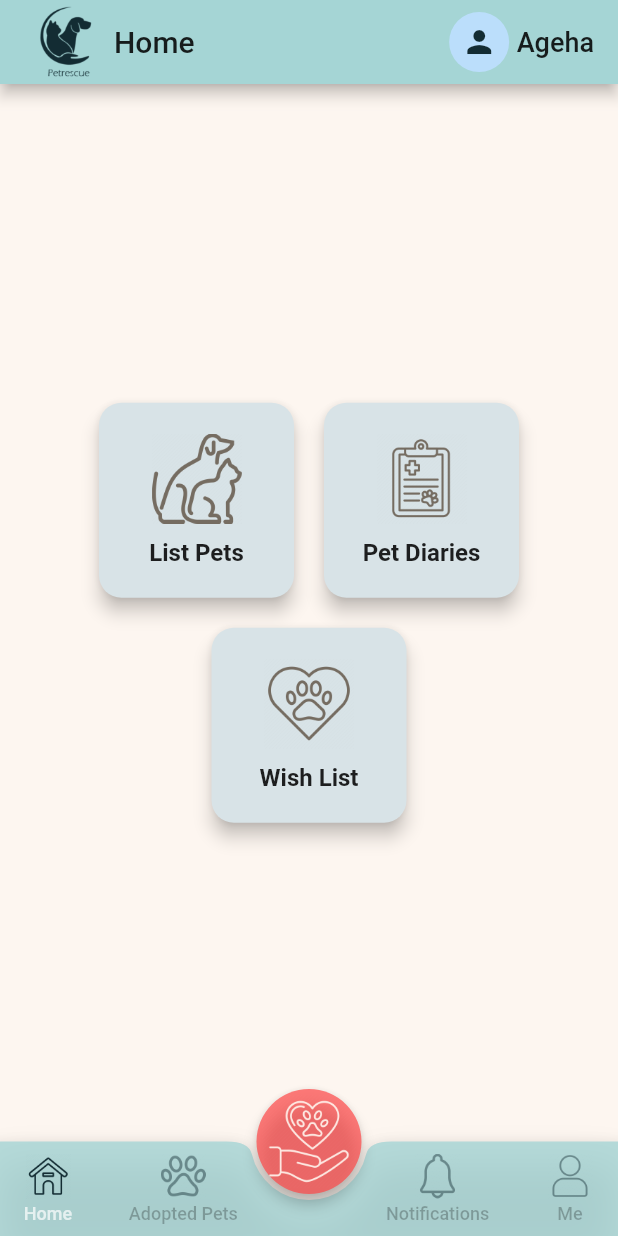
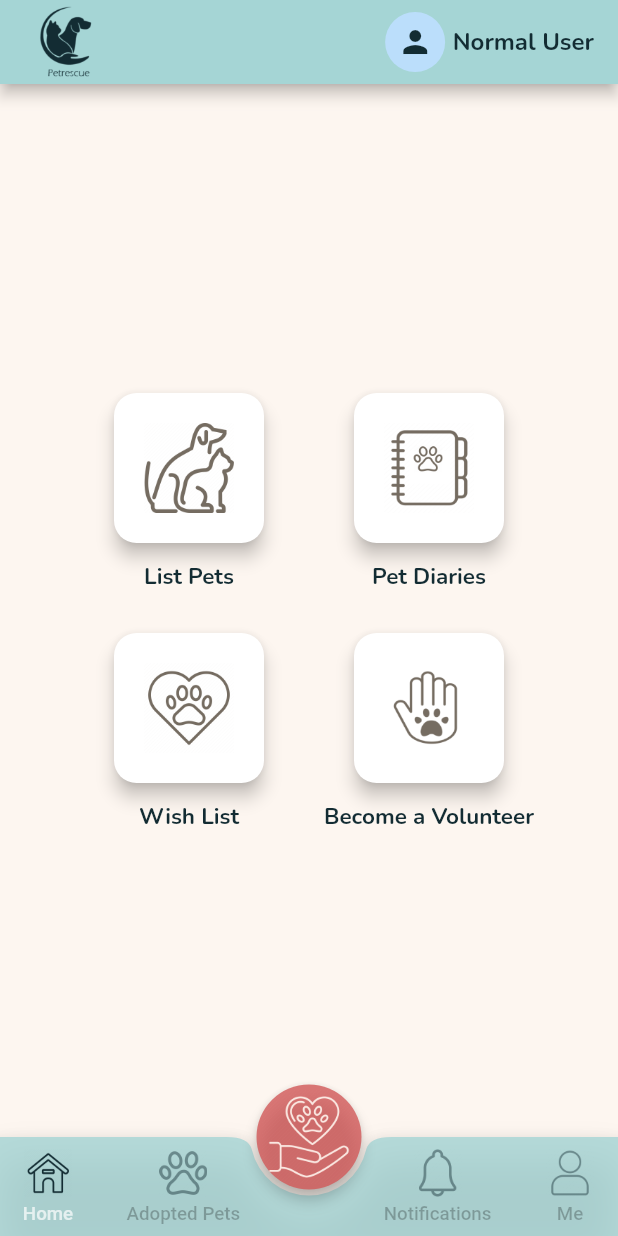
Before and after one commit to ageha-chou/pet-rescue, a Flutter app: the screen it shows after launch, on a phone screen of 412 x 824 dp. Run offline on Flutter 3.47's test engine with Material 2 defaults, Android fonts, the phone set to English and light mode, and no system bars.

Commit message:
add fonts, icons, and button

```diff
--- a/lib/main.dart
+++ b/lib/main.dart
@@ -1,9 +1,13 @@
 import 'package:flutter/material.dart';
+import 'package:flutter/services.dart';
 
 import './screens/tabs_screen.dart';
 
 void main() {
-  runApp(MyApp());
+  WidgetsFlutterBinding.ensureInitialized();
+  SystemChrome.setPreferredOrientations(
+          [DeviceOrientation.portraitUp, DeviceOrientation.portraitDown])
+      .then((_) => runApp(MyApp()));
 }
 
 class MyApp extends StatelessWidget {
@@ -16,9 +20,24 @@ class MyApp extends StatelessWidget {
         primaryColor: Color.fromRGBO(165, 213, 213, 1),
         accentColor: Color.fromRGBO(165, 213, 213, 0.8),
         backgroundColor: Color.fromRGBO(253, 246, 240, 1),
-        cardTheme: CardTheme(
-          color: Color.fromRGBO(216, 227, 231, 1),
+        appBarTheme: AppBarTheme(
+          textTheme: ThemeData.light().textTheme.copyWith(
+                headline6: TextStyle(
+                  fontFamily: 'Nunito',
+                  fontSize: 20,
+                  fontWeight: FontWeight.bold,
+                  color: Color.fromRGBO(19, 44, 51, 1),
+                ),
+              ),
         ),
+        textTheme: ThemeData.light().textTheme.copyWith(
+              headline6: TextStyle(
+                fontFamily: 'Nunito',
+                fontSize: 15,
+                fontWeight: FontWeight.bold,
+                color: Color.fromRGBO(19, 44, 51, 1),
+              ),
+            ),
       ),
       home: TabsScreen(),
     );
--- a/lib/screens/home_screen.dart
+++ b/lib/screens/home_screen.dart
@@ -1,6 +1,10 @@
 import 'package:flutter/material.dart';
 
 class HomeScreen extends StatelessWidget {
+  final bool isVolunteer;
+
+  HomeScreen(this.isVolunteer);
+
   Widget _buildCard({
     required String label,
     required String imageUrl,
@@ -10,6 +14,12 @@ class HomeScreen extends StatelessWidget {
     return Container(
       width: 150,
       height: 150,
+      margin: EdgeInsets.all(5),
+      child: Column(
+        children: <Widget>[
+          Container(
+            width: 120,
+            height: 120,
             child: Card(
               shape: RoundedRectangleBorder(
                 borderRadius: BorderRadius.circular(15),
@@ -18,24 +28,26 @@ class HomeScreen extends StatelessWidget {
               elevation: 5,
               // color: Color.fromRGBO(252, 216, 212, 1),
               // color: Theme.of(ctx).accentColor,
-        child: Column(
-          mainAxisAlignment: MainAxisAlignment.center,
-          children: [
-            Image.asset(
+              child: Padding(
+                padding: EdgeInsets.all(20),
+                child: Image.asset(
                   imageUrl,
                   height: 60,
                   color: Color.fromRGBO(117, 108, 97, 1),
                 ),
-            SizedBox(height: 10),
-            Text(
+              ),
+            ),
+          ),
+          SizedBox(height: 2),
+          FittedBox(
+            child: Text(
               label,
-              style: TextStyle(
-                fontSize: 16,
-                fontWeight: FontWeight.bold,
+              style: Theme.of(ctx).textTheme.headline6,
+              softWrap: true,
+              overflow: TextOverflow.fade,
             ),
           ),
         ],
-        ),
       ),
     );
   }
@@ -56,7 +68,7 @@ class HomeScreen extends StatelessWidget {
             ),
             _buildCard(
               label: 'Pet Diaries',
-              imageUrl: 'assets/images/diary.png',
+              imageUrl: 'assets/images/pet-diary.png',
               ctx: context,
             ),
           ],
@@ -69,11 +81,17 @@ class HomeScreen extends StatelessWidget {
               imageUrl: 'assets/images/wish-list.png',
               ctx: context,
             ),
-            // _buildCard(
-            //   label: 'List pets',
-            //   imageUrl: 'assets/images/pet-list.png',
-            //   ctx: context,
-            // ),
+            isVolunteer
+                ? _buildCard(
+                    label: 'Pet Reports',
+                    imageUrl: 'assets/images/report.png',
+                    ctx: context,
+                  )
+                : _buildCard(
+                    label: 'Become a Volunteer',
+                    imageUrl: 'assets/images/volunteer.png',
+                    ctx: context,
+                  ),
           ],
         ),
       ],
--- a/lib/screens/tabs_screen.dart
+++ b/lib/screens/tabs_screen.dart
@@ -1,6 +1,7 @@
 import 'dart:ui';
 
 import 'package:flutter/material.dart';
+import 'package:flutter/rendering.dart';
 import 'package:pet_rescue/screens/home_screen.dart';
 import 'package:pet_rescue/screens/test_screen.dart';
 
@@ -12,12 +13,7 @@ class TabsScreen extends StatefulWidget {
 }
 
 class _TabsScreenState extends State<TabsScreen> {
-  List<Map<String, Object>> pages = [
-    {'page': HomeScreen(), 'title': 'Home'},
-    {'page': TestScreen('Adopted Pets'), 'title': 'Adopted Pets'},
-    {'page': TestScreen('Notifications'), 'title': 'Notifications'},
-    {'page': TestScreen('Info'), 'title': 'Info'},
-  ];
+  bool _isVolunteer = false;
 
   int _selectedScreenIndex = 0;
 
@@ -25,6 +21,10 @@ class _TabsScreenState extends State<TabsScreen> {
     setState(() {
       _selectedScreenIndex = index;
     });
+  }
+
+  String get user {
+    return _isVolunteer ? 'Volunteer' : 'Normal User';
   }
 
   Widget _buildNavButton(
@@ -45,7 +45,7 @@ class _TabsScreenState extends State<TabsScreen> {
             color: _selectedScreenIndex == index
                 ? const Color.fromRGBO(19, 44, 51, 1)
                 : const Color.fromRGBO(19, 44, 51, 0.45),
-            height: 30,
+            height: 32,
           ),
           SizedBox(height: 3),
           Text(
@@ -54,7 +54,7 @@ class _TabsScreenState extends State<TabsScreen> {
               color: _selectedScreenIndex == index
                   ? Colors.white70
                   : Colors.black26,
-              fontSize: 12,
+              fontSize: 12.5,
             ),
           ),
         ],
@@ -62,10 +62,8 @@ class _TabsScreenState extends State<TabsScreen> {
     );
   }
 
-  @override
-  Widget build(BuildContext context) {
-    return Scaffold(
-      appBar: AppBar(
+  PreferredSizeWidget appBar() {
+    return AppBar(
       title: Row(
         mainAxisAlignment: MainAxisAlignment.spaceBetween,
         children: [
@@ -76,7 +74,7 @@ class _TabsScreenState extends State<TabsScreen> {
                 color: Color.fromRGBO(19, 44, 51, 1),
                 height: 60,
               ),
-                Text(pages[_selectedScreenIndex]['title'] as String),
+              // Text(pages[_selectedScreenIndex]['title'] as String),
             ],
           ),
           Row(
@@ -87,16 +85,29 @@ class _TabsScreenState extends State<TabsScreen> {
               ),
               SizedBox(width: 5),
               Text(
-                  'Ageha',
+                user,
                 style: TextStyle(
-                    fontSize: 18,
+                  fontSize: 16,
                 ),
               ),
             ],
           ),
         ],
       ),
-      ),
+    );
+  }
+
+  @override
+  Widget build(BuildContext context) {
+    List<Map<String, Object>> pages = [
+      {'page': HomeScreen(_isVolunteer), 'title': 'Home'},
+      {'page': TestScreen('Adopted Pets'), 'title': 'Adopted Pets'},
+      {'page': TestScreen('Notifications'), 'title': 'Notifications'},
+      {'page': TestScreen('Info'), 'title': 'Info'},
+    ];
+
+    return Scaffold(
+      appBar: appBar(),
       backgroundColor: Theme.of(context).backgroundColor,
       body: pages[_selectedScreenIndex]['page'] as Widget,
       bottomNavigationBar: BottomAppBar(
@@ -146,7 +157,7 @@ class _TabsScreenState extends State<TabsScreen> {
         child: FittedBox(
           child: FloatingActionButton(
             elevation: 4,
-            backgroundColor: const Color.fromRGBO(255, 70, 70, 0.7),
+            backgroundColor: const Color.fromRGBO(210, 88, 88, 0.8),
             child: Image.asset(
               'assets/images/help.png',
               color: const Color.fromRGBO(255, 245, 238, 0.9),
```
Also changed, not shown: pubspec.yaml (+15 -6 lines), assets/fonts/Lato-Bold.ttf (added), assets/fonts/Lato-Italic.ttf (added), assets/fonts/Lato-Regular.ttf (added), assets/fonts/Nunito-Bold.ttf (added), assets/fonts/Nunito-Italic.ttf (added), assets/fonts/Nunito-Regular.ttf (added), assets/images/help-01.png (deleted), assets/images/house.png (deleted), assets/images/pet-diary.png (added), assets/images/report.png (renamed from assets/images/diary.png), assets/images/volunteer.png (added). Lines whose indentation alone changed are shown as unchanged.
